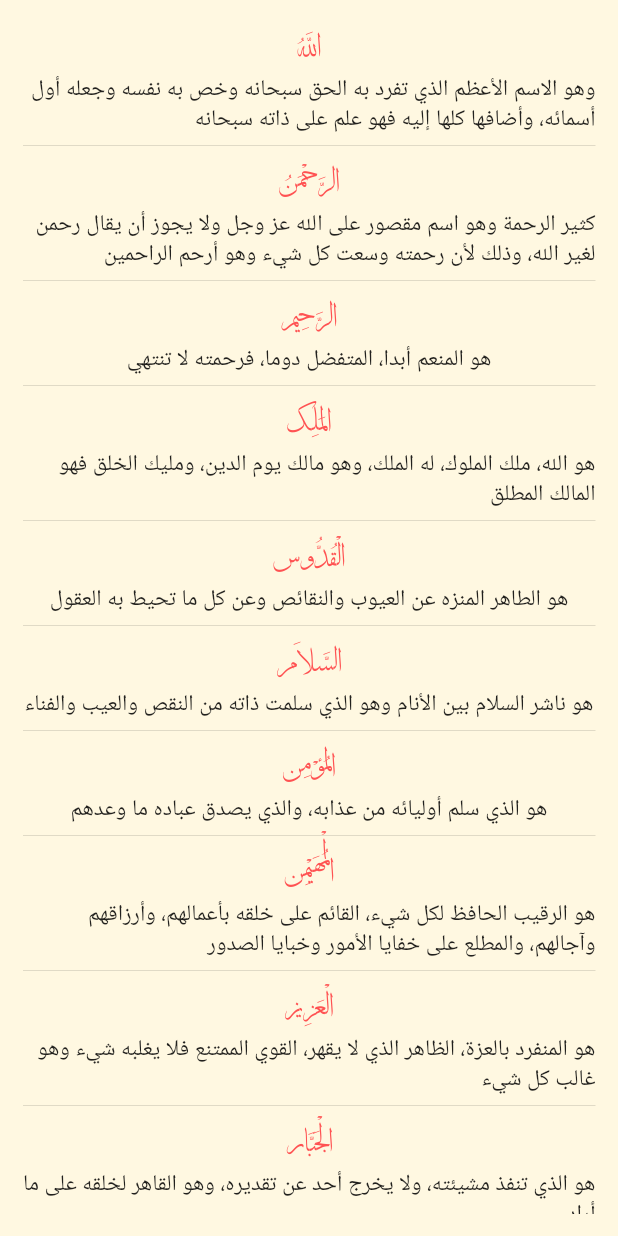
After one commit to KhaledAbdellaty/Al-Sal7en, a Flutter app: the AsmaAllahScreen screen opened directly, on a phone screen of 412 x 824 dp. The commit adds this screen. Run offline on Flutter 3.47's test engine with Material 2 defaults, Android fonts, the phone set to English and light mode, and no system bars; our stand-ins replace bloc, dartz, dio, equatable, flutter_bloc, flutter_svg and 3 more; missing offline and left inert: arabic_numbers; accounts and stored records are empty.

Commit message:
asmaAllah
Signed-off-by: Eehab Almsre <eehabmsre@gmail.com>

```diff
--- a/lib/core/strings/routes.dart
+++ b/lib/core/strings/routes.dart
@@ -5,3 +5,4 @@ const String hadithHomeScreen = '/hadith_home_screen';
 const String hadithDetailsScreen = '/hadith_details_screen';
 const String chapterScreen = '/chapter_screen';
 const String searchHadithScreen = '/search_hadith_screen';
+const String asmaAlahScreen = '/asma_allah_screen';
--- /dev/null
+++ b/lib/home/features/asma_alah/data/asma_alah_json.dart
@@ -0,0 +1,469 @@
+const List asmaAlahAlhosna = [
+  {
+    "name": "اللَّهُ",
+    "text":
+        "وهو الاسم الأعظم الذي تفرد به الحق سبحانه وخص به نفسه وجعله أول أسمائه، وأضافها كلها إليه فهو علم على ذاته سبحانه"
+  },
+  {
+    "name": "الرَّحْمَنُ",
+    "text":
+        "كثير الرحمة وهو اسم مقصور على الله عز وجل ولا يجوز أن يقال رحمن لغير الله، وذلك لأن رحمته وسعت كل شيء وهو أرحم الراحمين"
+  },
+  {
+    "name": "الرَّحِيم",
+    "text": "هو المنعم أبدا، المتفضل دوما، فرحمته لا تنتهي"
+  },
+  {
+    "name": "المَلِك",
+    "text":
+        "هو الله، ملك الملوك، له الملك، وهو مالك يوم الدين، ومليك الخلق فهو المالك المطلق"
+  },
+  {
+    "name": "الْقُدُّوس",
+    "text": "هو الطاهر المنزه عن العيوب والنقائص وعن كل ما تحيط به العقول"
+  },
+  {
+    "name": "السَّلَام",
+    "text":
+        "هو ناشر السلام بين الأنام وهو الذي سلمت ذاته من النقص والعيب والفناء"
+  },
+  {
+    "name": "المُؤْمِن",
+    "text": "هو الذي سلم أوليائه من عذابه، والذي يصدق عباده ما وعدهم"
+  },
+  {
+    "name": "الْمُهَيْمِن",
+    "text":
+        "هو الرقيب الحافظ لكل شيء، القائم على خلقه بأعمالهم، وأرزاقهم وآجالهم، والمطلع على خفايا الأمور وخبايا الصدور"
+  },
+  {
+    "name": "الْعَزِيز",
+    "text":
+        "هو المنفرد بالعزة، الظاهر الذي لا يقهر، القوي الممتنع فلا يغلبه شيء وهو غالب كل شيء"
+  },
+  {
+    "name": "الْجَبَّار",
+    "text":
+        "هو الذي تنفذ مشيئته، ولا يخرج أحد عن تقديره، وهو القاهر لخلقه على ما أراد"
+  },
+  {
+    "name": "الْمُتَكَبِّر",
+    "text": "هو المتعالى عن صفات الخلق المنفرد بالعظمة والكبرياء"
+  },
+  {
+    "name": "الْخَالِق",
+    "text":
+        "هو الفاطر المبدع لكل شيء، والمقدر له والموجد للأشياء من العدم، فهو خالق كل صانع وصنعته"
+  },
+  {
+    "name": "الْبَارِئ",
+    "text":
+        "هو الذي خلق الخلق بقدرته لا عن مثال سابق، القادر على إبراز ما قدره إلى الوجود"
+  },
+  {
+    "name": "الْمُصَوِّر",
+    "text":
+        "هو الذي صور جميع الموجودات، ورتبها فأعطى كل شيء منها صورة خاصة، وهيئة منفردة، يتميز بها على اختلافها وكثرتها"
+  },
+  {
+    "name": "اَلْغَفَّار",
+    "text": "هو وحده الذي يغفر الذنوب ويستر العيوب في الدنيا والآخرة"
+  },
+  {
+    "name": "الْقَهَّار",
+    "text":
+        "هو الغالب الذي قهر خلقه بسلطانه وقدرته، وخضعت له الرقاب وذلت له الجبابرة، وصرف خلقه على ما أراد طوعا وكرها، وعنت الوجوه له"
+  },
+  {
+    "name": "الْوَهَّاب",
+    "text":
+        "هو المنعم على العباد، الذي يهب بغير عوض ويعطي الحاجة بغير سؤال، كثير النعم، دائم العطاء"
+  },
+  {
+    "name": "الرَّزَّاق",
+    "text":
+        "هو الذي خلق الأرزاق وأعطى كل الخلائق أرزاقها، ويمد كل كائن لما يحتاجه، ويحفظ عليه حياته ويصلحه"
+  },
+  {
+    "name": "الْفَتَّاح",
+    "text":
+        "هو الذي يفتح مغلق الأمور، ويسهل العسير، وبيده مفاتيح السماوات والأرض"
+  },
+  {
+    "name": "الْعَلِيم",
+    "text":
+        "هو الذي يعلم تفاصيل الأمور، ودقائق الأشياء وخفايا الضمائر، والنفوس، لا يعزب عنه مثقال ذرة، فعلمه يحيط بجميع الأشياء"
+  },
+  {
+    "name": "الْقَابِضُ",
+    "text":
+        "هو الذي يقبض الرزق عمن يشاء من الخلق بعدله وحكمته، والذي يوسع الرزق لمن يشاء من عباده بجوده ورحمته فهو سبحانه القابض الباسط"
+  },
+  {
+    "name": "الْبَاسِطُ",
+    "text":
+        "هو الذي يقبض الرزق عمن يشاء من الخلق بعدله وحكمته، والذي يوسع الرزق لمن يشاء من عباده بجوده ورحمته فهو سبحانه القابض الباسط"
+  },
+  {
+    "name": "الخافض",
+    "text":
+        "هو الذي يخفض الأذلال لكل من طغى وتجبر وخرج على شريعته وتمرد، وهو الذي يرفع عباده المؤمنين بالطاعات ويرفعهم على عدوهم فينصرهم وهو رافع السماوات السبع"
+  },
+  {
+    "name": "الرَّافِعُ",
+    "text":
+        "هو الذي يخفض الأذلال لكل من طغى وتجبر وخرج على شريعته وتمرد، وهو الذي يرفع عباده المؤمنين بالطاعات ويرفعهم على عدوهم فينصرهم وهو رافع السماوات السبع"
+  },
+  {
+    "name": "المعز",
+    "text":
+        "هو الذي يهب القوة والغلبة والشدة لمن شاء فيعزه، وينزعها عمن يشاء فيذله"
+  },
+  {
+    "name": "المذل",
+    "text":
+        "هو الذي يهب القوة والغلبة والشدة لمن شاء فيعزه، وينزعها عمن يشاء فيذله"
+  },
+  {
+    "name": "السَّمِيعُ",
+    "text":
+        "ومعناه سمعه لجميع الأصوات الظاهرة والباطنة الخفية والجلية، وإحاطته التامة بها، ومعناه أيضًا: سمع الإجابة منه للسائلين والداعين والعابدين فيجيبهم ويثيبهم"
+  },
+  {
+    "name": "الْبَصِير",
+    "text": "هو الذي يرى الأشياء كلها ظاهرها وباطنها وهو المحيط بكل شيء علماً"
+  },
+  {
+    "name": "الْحَكَم",
+    "text":
+        "هو الذي يفصل بين مخلوقاته بما شاء ويفصل بين الحق والباطل لا راد لقضائه ولا معقب لحكمه"
+  },
+  {
+    "name": "العدل",
+    "text":
+        "هو الذي حرم الظلم على نفسه، وجعله على عباده محرما، فهو المنزه عن الظلم والجور في أحكامه وأفعاله الذي يعطي كل ذي حق حقه"
+  },
+  {
+    "name": "اللَّطِيفُ",
+    "text":
+        "هو البر الرفيق بعباده، يرزق وييسر ويحسن إليهم، ويرفق بهم ويتفضل عليهم"
+  },
+  {
+    "name": "الْخَبِيرُ",
+    "text":
+        "هو العليم بدقائق الأمور، لا تخفى عليه خافية، ولا يغيب عن علمه شيء فهو العالم بما كان ويكون"
+  },
+  {
+    "name": "الْحَلِيمُ",
+    "text":
+        "هو الصبور الذي يمهل ولا يهمل، ويستر الذنوب، ويؤخر العقوبة، فيرزق العاصي كما يرزق المطيع"
+  },
+  {
+    "name": "الْعَظِيمُ",
+    "text":
+        "هو العظيم في كل شئ، عظيم في ذاته وأسمائه وصفاته، عظيم في رحمته، عظيم في قدرته، عظيم في حكمته، عظيم في جبروته وكبريائه، عظيم في هبته وعطائه، عظيم في خبرته ولطفه، عظيم في بره وإحسانه، عظيم في عزته وعدله وحمده، فهو العظيم المطلق، فلا أحد يساويه"
+  },
+  {
+    "name": "الْغَفُورُ",
+    "text":
+        "هو الساتر لذنوب عباده المتجاوز عن خطاياهم وذنوبهم. الفرق بين هذا الاسم واسم الغفار أن اسم الغفور يكون للدلالة على مغفرة الذنب مهما عظم وأيس صاحبه من المغفرة أما الغفار فتدل على مغفرة الله المستمرة للذنوب المختلفة لأن الإنسان خطاء فالله غفار"
+  },
+  {
+    "name": "الشَّكُورُ",
+    "text": "هو الذي يزكو عنده القليل من أعمال العباد، فيتقبلها ويضاعف أجرها"
+  },
+  {
+    "name": "الْعَلِيُّ",
+    "text":
+        "هو الرفيع القدر فلا يحيط به وصف الواصفين المتعالي عن الأنداد والأضداد، فكل معاني العلو ثابتة له ذاتا وقهرا وشأنا"
+  },
+  {
+    "name": "الْكَبِيرُ",
+    "text":
+        "هو العظيم الجليل ذو الكبرياء في صفاته وأفعاله فلا يحتاج إلى شيء ولا يعجزه شيء (ليس كمثله شيء)"
+  },
+  {
+    "name": "الْحَفِيظُ",
+    "text":
+        "هو الذي لا يغرب عن حفظه شيء ولو كمثقال الذر فحفظه لا يتبدل ولا يزول ولا يعتريه التبديل"
+  },
+  {
+    "name": "المُقِيت",
+    "text":
+        "هو المتكفل بإيصال أقوات الخلق إليهم وهو الحفيظ والمقتدر والقدير والمقدر والممدد"
+  },
+  {
+    "name": "الْحَسِيبُ",
+    "text":
+        "هو الكافي الذي منه كفاية العباد وهو الذي عليه الاعتماد يكفي العباد بفضله"
+  },
+  {
+    "name": "الجليل",
+    "text":
+        "هو العظيم المطلق المتصف بجميع صفات الكمال والمنعوت بكمالها المنزه عن كل نقص"
+  },
+  {
+    "name": "الْكَرِيمُ",
+    "text":
+        "هو الكثير الخير الجواد المعطي الذي لا ينفذ عطاؤه وهو الكريم المطلق الجامع لأنواع الخير والشرف والفضائل المحمود بفعاله"
+  },
+  {
+    "name": "الرَّقِيبُ",
+    "text":
+        "هو الرقيب الذي يراقب أحوال العباد ويعلم أقوالهم ويحصي أعمالهم وهو الحافظ الذي لا يغيب عنه شيء"
+  },
+  {
+    "name": "الْمُجِيبُ",
+    "text":
+        "هو الذي يجيب دعاء من دعاه، وسؤال من سأله، ويقابله بالعطاء والقبول، ولا يسأل أحد سواه"
+  },
+  {
+    "name": "الْوَاسِعُ",
+    "text": "هو الذي وسع رزقه جميع خلقه، وسعت رحمته كل شيء المحيط بكل شيء"
+  },
+  {
+    "name": "اَلْحَكِيمُ",
+    "text":
+        "هو المحق في تدبيره اللطيف في تقديره الخبير بحقائق الأمور العليم بحكمه المقدور فجميع خلقه وقضاه خير وحكمة وعدل"
+  },
+  {"name": "الْوَدُودُ", "text": "هو المحب لعباده، والمحبوب في قلوب أوليائه"},
+  {
+    "name": "الْمَجِيدُ",
+    "text":
+        "هو الله تمجَّد بفعاله، ومجَّده خلقه لعظمته، والمجيد هو واسع الكرم، ووصف نفسه بالمجيد وهو متضمن كثرة صفات كماله وسعتها، وعدم إحصاء الخلق لها، وسعة أفعاله وكثرة خيره ودوامه. وتعني أيضاً البالغ النهاية في المجد، الكثير الإحسان الجزيل العطاء العظيم البر. تمجد"
+  },
+  {
+    "name": "الباعث",
+    "text":
+        "هو باعث الخلق يوم القيامة، وباعث رسله إلى العباد، وباعث المعونة إلى العبد"
+  },
+  {
+    "name": "الشَّهِيدُ",
+    "text":
+        "هو الحاضر الذي لا يغيب عنه شيء، فهو المطلع على كل شيء مشاهد له عليم بتفاصيله"
+  },
+  {
+    "name": "الْحَقُّ",
+    "text": "هو الذي يحق الحق بكلماته ويؤيد أولياءه فهو المستحق للعبادة"
+  },
+  {
+    "name": "الْوَكِيلُ",
+    "text":
+        "هو الكفيل بالخلق القائم بأمورهم فمن توكل عليه تولاه وكفاه، ومن استغنى به أغناه وأرضاه"
+  },
+  {
+    "name": "الْقَوِيّ",
+    "text":
+        "هو صاحب القدرة التامة البالغة الكمال غالب لا يُغلب فقوته فوق كل قوة، ولايرد قضاءه راد، ينفذ أمره، ويمضي قضاؤه في خلقه، شديد عقابه لمن كفر بآياته وجحد حججه"
+  },
+  {
+    "name": "الْمَتِينُ",
+    "text":
+        "هو الشديد الذي لا يحتاج في إمضاء حكمه إلى جند أو مدد ولا إلى معين، فهو المتناهي في القوة، التي لاتلحق أفعاله مشقة، ولايمسه فيها لغوب"
+  },
+  {
+    "name": "الْوَلِيُّ",
+    "text":
+        "هو المحب الناصر لمن أطاعه، ينصر أولياءه، ويقهر أعداءه، والمتولي الأمور الخلائق ويحفظهم"
+  },
+  {
+    "name": "الْحَمِيدُ",
+    "text":
+        "هو المستحق للحمد والثناء له منتهى الحمد وأطيبه على ذاته وصفاته وعلى نعمه التي لا تحصى"
+  },
+  {
+    "name": "الْـمُحصِي",
+    "text": "هو الذي أحصى كل شيء بعلمه، فلا يفوته منها دقيق ولا جليل"
+  },
+  {
+    "name": "المبدئ",
+    "text": "هو الذي أنشأ الأشياء، واخترعها ابتداء من غير سابق مثال"
+  },
+  {
+    "name": "المعيد",
+    "text":
+        "هو الذي يعيد الخلق بعد الحياة إلى الممات في الدنيا، وبعد الممات إلى الحياة يوم القيامة"
+  },
+  {
+    "name": "المُحيي",
+    "text":
+        "هو خالق الحياة ومعطيها لمن شاء، يحيي الخلق من العدم ثم يحييهم بعد الموت"
+  },
+  {
+    "name": "المميت",
+    "text":
+        "هو مقدر الموت على كل من أماته ولا مميت سواه، قهر عباده بالموت متى شاء وكيف شاء"
+  },
+  {
+    "name": "الْحَيُّ",
+    "text":
+        "هو المتصف بالحياة الأبدية التي لا بداية لها ولا نهاية فهو الباقي أزلا وأبدا وهو الحي الذي لا يموت"
+  },
+  {
+    "name": "الْقَيُّومُ",
+    "text":
+        "هو القائم بنفسه، الغني عن غيره، وهو القائم بتدبير أمر خلقه في إنشائهم ورزقهم"
+  },
+  {
+    "name": "الواجد",
+    "text":
+        "هو الذي لا يعوزه شيء ولا يعجزه شيء يجد كل ما يطلبه، ويدرك كل ما يريده"
+  },
+  {
+    "name": "الماجد",
+    "text":
+        "هو الذي له الكمال المتناهي والعز الباهي، له العز في الأوصاف والأفعال الذي يعامل العباد بالجود والرحمة"
+  },
+  {
+    "name": "الْوَاحِدُ",
+    "text":
+        "هو الفرد المتفرد في ذاته وصفائه وأفعاله، واحد في ملكه لا ينازعه أحد، لا شريك له سبحانه"
+  },
+  {
+    "name": "الصَّمَدُ",
+    "text":
+        "هو المطاع الذي لا يقضى دونه أمر، الذي يقصد إليه في الحوائج فهو مقصد عباده في مهمات دينهم ودنياهم"
+  },
+  {
+    "name": "الْقَادِرُ",
+    "text":
+        "هو الذي يقدر على إيجاد المعدوم وإعدام الموجود على قدر ما تقتضي الحكمة، لا زائدا عليه ولا ناقصا عنه"
+  },
+  {
+    "name": "الْمُقْتَدِرُ",
+    "text": "هو الذي يقدر على إصلاح الخلائق على وجه لا يقدر عليه غيره"
+  },
+  {
+    "name": "الْمُقَدِّمُ",
+    "text": "هو الذي يقدم الأشياء ويضعها في مواضعها، فمن استحق التقديم قدمه"
+  },
+  {
+    "name": "الْمُؤَخِّرُ",
+    "text":
+        "هو الذي يؤخر الأشياء فيضعها في مواضعها المؤخر لمن شاء من الفجار والكفار وكل من يستحق التأخير"
+  },
+  {
+    "name": "الْأَوَّلُ",
+    "text": "هو الذي لم يسبقه في الوجود شيء فهو أول قبل الوجود"
+  },
+  {
+    "name": "الْآخِرُ",
+    "text":
+        "هو الباقي بعد فناء خلقه، البقاء الأبدي يفنى الكل وله البقاء وحده، فليس بعده شيء"
+  },
+  {
+    "name": "الظَّاهِرُ",
+    "text": "هو الذي ظهر فوق كل شيء وعلا عليه، الظاهر وجوده لكثرة دلائله"
+  },
+  {
+    "name": "الْبَاطِنُ",
+    "text": "هو العالم ببواطن الأمور وخفاياها، وهو أقرب إلينا من حبل الوريد"
+  },
+  {
+    "name": "الوالي",
+    "text":
+        "هو المالك للأشياء المتصرف فيها بمشيئته وحكمته، ينفذ فيها أمره، ويجري عليها حكمه"
+  },
+  {
+    "name": "الْمُتَعَالِ",
+    "text": "هو الذي جل عن إفك المفترين، وتنزه عن وساوس المتحيرين"
+  },
+  {
+    "name": "الْبَرُّ",
+    "text":
+        "هو العطوف على عباده ببره ولطفه، ومن على السائلين بحسن عطائه، وهو الصدق فيما وعد"
+  },
+  {
+    "name": "التَّوَّابُ",
+    "text":
+        "هو الذي يوفق عباده للتوبة حتى يتوب عليهم ويقبل توبتهم فيقابل الدعاء بالعطاء، والتوبة بغفران الذنوب"
+  },
+  {
+    "name": "الْمُنْتَقِمُ",
+    "text":
+        "هو الذي يقصم ظهور الطغاة، ويشدد العقوبة على العصاة، وذلك بعد الإعذار والإنذار"
+  },
+  {
+    "name": "العَفُو",
+    "text":
+        "هو الذي يترك المؤاخدة على الذنوب ولا يذكرك بالعيوب فهو يمحو السيئات ويتجاوز عن المعاصي"
+  },
+  {
+    "name": "الرَّؤُوفُ",
+    "text":
+        "هو المتعطف على المذنبين بالتوبة، الذي جاد بلطفه ومَنَّ بتعطفه، يستر العيوب ثم يعفو عنها"
+  },
+  {
+    "name": "مَالِكُ الْمُلْكِ",
+    "text": "هو المتصرف في ملكه كيف يشاء لا راد لحكمه، ولا معقب لأمره"
+  },
+  {
+    "name": "ذُو الْجَلَالِ والْإكْرَامِ",
+    "text":
+        "هو المنفرد بصفات الجلال والكمال والعظمة، المختص بالإكرام والكرامة وهو أهل لأن يجل"
+  },
+  {
+    "name": "المقسط",
+    "text":
+        "هو العادل في حكمه، الذي ينتصف للمظلوم من الظالم، ثم يكمل عدله فيرضي الظالم بعد إرضاء المظلوم"
+  },
+  {
+    "name": "الْجَامِعُ",
+    "text":
+        "هو الذي جمع الكمالات كلها، ذاتا ووصفا وفعلا، الذي يجمع بين الخلائق المتماثلة والمتباينة، والذي يجمع الأولين والآخرين"
+  },
+  {
+    "name": "الْغَنِيُّ",
+    "text":
+        "هو الذي لا يحتاج إلى شيء، وهو المستغني عن كل ما سواه، المفتقر إليه كل من عاداه"
+  },
+  {
+    "name": "المغني",
+    "text":
+        "هو معطي الغنى لعباده، يغني من يشاء غناه، وهو الكافي لمن شاء من عباده"
+  },
+  {
+    "name": "الْمُعْطِي المانع",
+    "text": "هو الذي أعطى كل شيء، ويمنع العطاء عن من يشاء ابتلاء أو حماية"
+  },
+  {
+    "name": "الضار النافع",
+    "text":
+        "هو المقدر للضر على من أراد كيف أراد، والمقدر النفع والخير لمن أراد كيف أراد كل ذلك على مقتضى حكمته سبحانه"
+  },
+  {
+    "name": "النُّورُ",
+    "text":
+        "هو الهادي الرشيد الذي يرشد بهدايته من يشاء فيبين له الحق، ويلهمه اتباعه، الظاهر في ذاته، المظهر لغيره"
+  },
+  {
+    "name": "الْهَادِي",
+    "text":
+        "هو المبين للخلق طريق الحق بكلامه يهدي القلوب إلى معرفته، والنفوس إلى طاعته"
+  },
+  {
+    "name": "الْبَدِيعُ",
+    "text":
+        "هو الذي لا يماثله أحد في صفاته ولا في حكم من أحكامه، أو أمر من أموره، فهو المحدث الموجد على غير مثال"
+  },
+  {
+    "name": "الباقي",
+    "text":
+        "هو وحده له البقاء، الدائم الوجود الموصوف بالبقاء الأزلي، غير قابل للفناء فهو الباقي بلا انتهاء"
+  },
+  {
+    "name": "الْوَارِثُ",
+    "text":
+        "هو الأبقى الدائم الذي يرث الخلائق بعد فناء الخلق، وهو يرث الأرض ومن عليها"
+  },
+  {
+    "name": "الرشيد",
+    "text":
+        "هو الذي أسعد من شاء بإرشاده، وأشقى من شاء بإبعاده، عظيم الحكمة بالغ الرشاد"
+  },
+  {
+    "name": "الصبور",
+    "text":
+        "هو الحليم الذي لا يعاجل العصاة بالنقمة، بل يعفوا ويؤخر، ولا يسرع بالفعل قبل أوانه"
+  }
+];
--- /dev/null
+++ b/lib/home/features/asma_alah/domen/asma_repo/asma_allah_repo.dart
@@ -0,0 +1,6 @@
+
+import '../emtites/asma_alah.dart';
+
+abstract class AsmaAllahRepo {
+  Future<List<AsmaAllah>> getAsmaAllah();
+}
--- /dev/null
+++ b/lib/home/features/asma_alah/domen/emtites/asma_alah.dart
@@ -0,0 +1,10 @@
+import 'package:equatable/equatable.dart';
+
+class AsmaAllah extends Equatable {
+  AsmaAllah({required this.text, required this.titel});
+  final String text, titel;
+
+  @override
+
+  List<Object?> get props => [text, titel];
+}
--- /dev/null
+++ b/lib/home/features/asma_alah/domen/use_cases/get_asma_allah_use_case.dart
@@ -0,0 +1,12 @@
+
+import '../asma_repo/asma_allah_repo.dart';
+import '../emtites/asma_alah.dart';
+
+class GetAsmaAllahUseCase {
+  final AsmaAllahRepo asmaAllahRepo;
+
+  GetAsmaAllahUseCase({required this.asmaAllahRepo});
+  Future<List<AsmaAllah>> getAsmaAllah()async {
+    return await asmaAllahRepo.getAsmaAllah();
+  }
+}
--- /dev/null
+++ b/lib/home/features/asma_alah/prisntion/bloc/asma_allah/asma_allah_cubit.dart
@@ -0,0 +1,20 @@
+
+import 'package:bloc/bloc.dart';
+import 'package:equatable/equatable.dart';
+
+import '../../../domen/emtites/asma_alah.dart';
+import '../../../domen/use_cases/get_asma_allah_use_case.dart';
+
+part 'asma_allah_state.dart';
+
+class AsmaAllahCubit extends Cubit<AsmaAllahState> {
+  AsmaAllahCubit({required this.getAsmaAllahUseCase})
+      : super(AsmaAllahInitial());
+  final GetAsmaAllahUseCase getAsmaAllahUseCase;
+
+  getAsmaAllah() async{
+    emit(AsmaAllahLodingState());
+    final data =await getAsmaAllahUseCase.getAsmaAllah();
+    emit(AsmaAllahDoneState(data: data));
+  }
+}
--- /dev/null
+++ b/lib/home/features/asma_alah/prisntion/bloc/asma_allah/asma_allah_state.dart
@@ -0,0 +1,18 @@
+part of 'asma_allah_cubit.dart';
+
+abstract class AsmaAllahState extends Equatable {
+  const AsmaAllahState();
+
+  @override
+  List<Object> get props => [];
+}
+
+class AsmaAllahInitial extends AsmaAllahState {}
+
+class AsmaAllahLodingState extends AsmaAllahState {}
+
+class AsmaAllahDoneState extends AsmaAllahState {
+  final List<AsmaAllah> data;
+
+  AsmaAllahDoneState({required this.data});
+}
--- /dev/null
+++ b/lib/home/features/asma_alah/prisntion/ui/asma_allah_screen.dart
@@ -0,0 +1,51 @@
+import 'package:flutter/material.dart';
+import 'package:flutter_bloc/flutter_bloc.dart';
+
+import '../bloc/asma_allah/asma_allah_cubit.dart';
+
+class AsmaAllahScreen extends StatelessWidget {
+  const AsmaAllahScreen({super.key});
+
+  @override
+  Widget build(BuildContext context) {
+    return Scaffold(
+      backgroundColor: Colors.amber[50],
+      body: Padding(
+        padding: EdgeInsets.all(15),
+        child: BuidlBody(context),
+      ),
+    );
+  }
+
+  BuidlBody(BuildContext context) {
+    return BlocBuilder<AsmaAllahCubit, AsmaAllahState>(
+      builder: (context, state) {
+        if (state is AsmaAllahLodingState) {
+          return const CircularProgressIndicator.adaptive();
+        }
+        if (state is AsmaAllahDoneState) {
+          return ListView.builder(
+            itemCount: state.data.length,
+            itemBuilder: (context, index) {
+              return Column(
+                children: [
+                  Text(
+                    state.data[index].titel,
+                    style: const TextStyle(
+                      color: Colors.redAccent,
+                      fontFamily: "A Suls Regular",
+                    ),
+                  ),
+                  Text(state.data[index].text),
+                  const Divider(),
+                ],
+              );
+            },
+          );
+        } else {
+          return const CircularProgressIndicator.adaptive();
+        }
+      },
+    );
+  }
+}
--- a/lib/home/features/hadeth/presentation/ui/Screens/hadith_screen.dart
+++ b/lib/home/features/hadeth/presentation/ui/Screens/hadith_screen.dart
@@ -41,7 +41,7 @@ class HadithScreen extends StatelessWidget {
           );
         } else if (state is HadithDoneState) {
           return BuildPageViweWidget(
-            data: state.hadithChapterInfo,
+            data: state.hadithChapterInfo.toSet(),
             bookSlug: bookSlug,
             chapterNumber: chapterNumber,
           );
@@ -72,7 +72,7 @@ class HadithScreen extends StatelessWidget {
         } else {
           var data = BlocProvider.of<HadithCubit>(context).datawithPage;
           return BuildPageViweWidget(
-            data: data,
+            data: data.toSet(),
             bookSlug: bookSlug,
             chapterNumber: chapterNumber,
           );
--- a/lib/home/presentation/widgets/menu_gridview_widget.dart
+++ b/lib/home/presentation/widgets/menu_gridview_widget.dart
@@ -7,7 +7,7 @@ class MenuGridViewWidget extends StatelessWidget {
     'أذكار المساء': 'assets/images/night.png',
     'أحاديث': 'assets/images/day.png',
     'القرأن الكريم': 'assets/images/quran_kareem.png',
-    'قصص الأنبياء': 'assets/images/Component 2.png',
+    'اسماءالله الحسنى': 'assets/images/Component 2.png',
     'تواصل معنا': 'assets/images/contact_us.png',
     'أدعية': 'assets/images/Component 3.png',
   };
@@ -33,7 +33,9 @@ class MenuGridViewWidget extends StatelessWidget {
               ? Navigator.pushNamed(context, hadithHomeScreen)
               : index == 2
                   ? Navigator.pushNamed(context, quranKareemScreen)
-                  : null,
+                  : index == 3
+                      ? Navigator.pushNamed(context, asmaAlahScreen)
+                      : null,
         ),
       ),
     );
```
Also changed, not shown: lib/core/app_route.dart (+8 -0 lines), lib/core/injection_container.dart (+25 -10 lines), lib/home/features/asma_alah/data/asma_repo_imp/asma_allah_repo_imp.dart (added, +16 -0 lines), lib/home/features/asma_alah/data/data_surc/remot_data_surs.dart (added, +17 -0 lines), lib/home/features/asma_alah/data/model/asma_allah_model.dart (added, +12 -0 lines), lib/home/features/hadeth/presentation/bloc/hadith/hadith_cubit.dart (+1 -18 lines), lib/home/features/hadeth/presentation/ui/widget/build_page_viwe_widget.dart (+10 -7 lines), assets/images/book.png (added).
